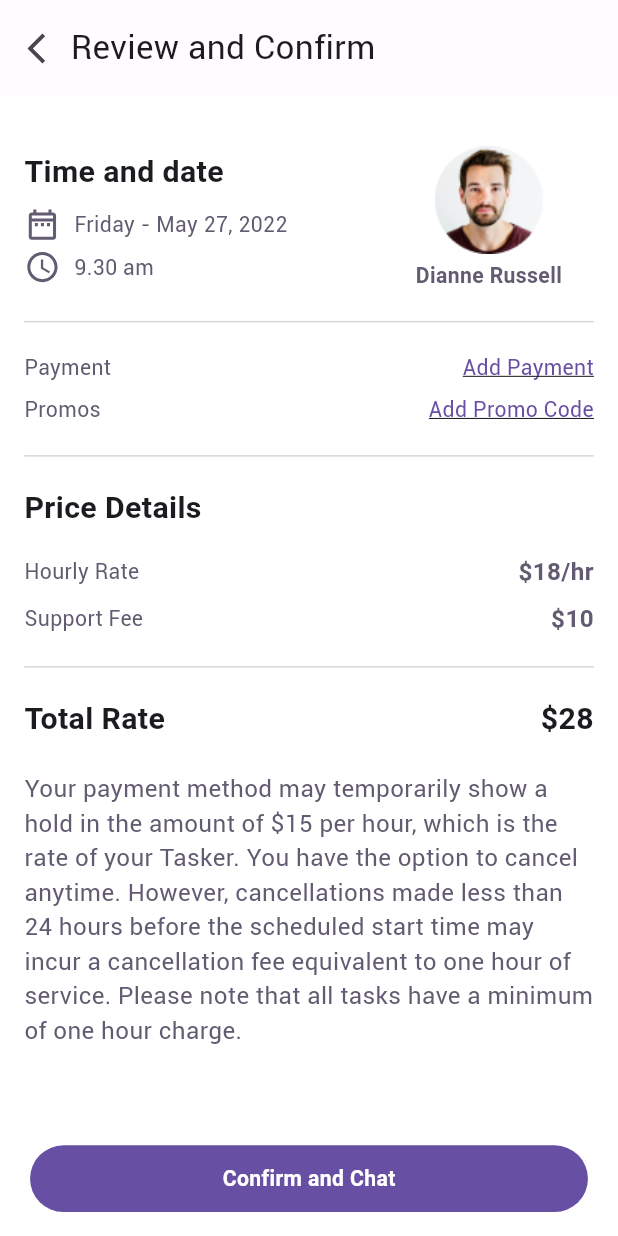
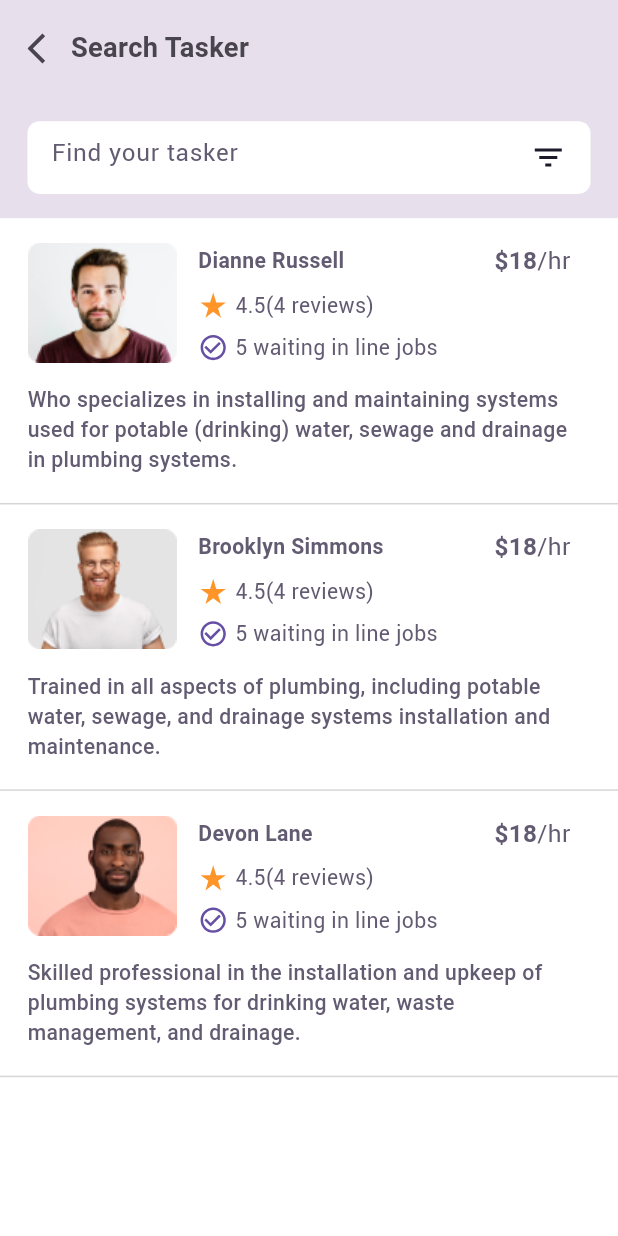
Before and after one commit to Amir-HShahi/workoo-flutter, a Flutter app: the screen it shows after launch, on a phone screen of 412 x 824 dp. Run offline on Flutter 3.47's test engine with Material 3 defaults, Android fonts, the phone set to English and light mode, and no system bars; our stand-ins replace flutter_svg, google_fonts.

Commit message:
add: search tasker

```diff
--- a/lib/main.dart
+++ b/lib/main.dart
@@ -1,9 +1,7 @@
 import 'package:flutter/material.dart';
 import 'package:workoo_flutter/utility.dart';
-import 'package:workoo_flutter/view/location.dart';
 import 'package:workoo_flutter/view/review_and_confirm.dart';
-import 'package:workoo_flutter/view/search_services.dart';
-import 'package:workoo_flutter/view/task_details.dart';
+import 'package:workoo_flutter/view/search_tasker.dart';
 
 void main() {
   runApp(const MyApp());
@@ -16,7 +14,7 @@ class MyApp extends StatelessWidget {
   Widget build(BuildContext context) {
     initializeScreenData(context);
     return const MaterialApp(
-      home: ReviewAndConfirm(),
+      home: SearchTasker(),
     );
   }
 }
--- /dev/null
+++ b/lib/view/search_tasker.dart
@@ -0,0 +1,204 @@
+import 'package:flutter/material.dart';
+import 'package:flutter_svg/svg.dart';
+import 'package:google_fonts/google_fonts.dart';
+
+import '../utility.dart';
+import 'components/customized_app_bar.dart';
+
+class SearchTasker extends StatefulWidget {
+  const SearchTasker({super.key});
+
+  @override
+  State<SearchTasker> createState() => _SearchTaskerState();
+}
+
+class _SearchTaskerState extends State<SearchTasker> {
+  TextEditingController controller = TextEditingController();
+  void showFiltersHandler() {}
+
+  @override
+  Widget build(BuildContext context) {
+    return Scaffold(
+      backgroundColor: Colors.white,
+      appBar: CustomizedAppBar(
+          isTitleCentered: false,
+          color: const Color(0xffe7e0ec),
+          title: Text("Search Tasker",
+              style: GoogleFonts.roboto(
+                  color: const Color(0xff49454F),
+                  fontWeight: FontWeight.w700,
+                  fontSize: scaledHeight(18)))),
+      body: SingleChildScrollView(
+        child: Column(
+          children: [
+            Container(
+              width: double.infinity,
+              height: scaledHeight(80),
+              color: const Color(0xffe7e0ec),
+              padding: EdgeInsets.symmetric(
+                  vertical: scaledHeight(16), horizontal: scaledWidth(16)),
+              child: Container(
+                height: scaledHeight(48),
+                width: scaledWidth(328),
+                padding: EdgeInsets.symmetric(
+                    vertical: scaledHeight(12), horizontal: scaledHeight(16)),
+                decoration: BoxDecoration(
+                    color: Colors.white,
+                    borderRadius:
+                        BorderRadius.all(Radius.circular(scaledHeight(8)))),
+                child: Row(
+                  crossAxisAlignment: CrossAxisAlignment.center,
+                  children: [
+                    SizedBox(
+                      width: scaledWidth(248),
+                      child: TextField(
+                        controller: controller,
+                        decoration: InputDecoration(
+                            border: InputBorder.none,
+                            hintText: "Find your tasker",
+                            hintStyle: TextStyle(
+                                fontFamily: "roboto",
+                                fontSize: scaledHeight(16),
+                                color: const Color(0xff625B71)),
+                            filled: false),
+                      ),
+                    ),
+                    const Spacer(),
+                    GestureDetector(
+                        onTap: showFiltersHandler,
+                        child: SvgPicture.asset("assets/list_filters_icon.svg"))
+                  ],
+                ),
+              ),
+            ),
+            const _TaskerTile(
+                name: "Dianne Russell",
+                biography:
+                    "Who specializes in installing and maintaining systems used for potable (drinking) water, sewage and drainage in plumbing systems. ",
+                profilePath: "assets/dianne_rectangle_profile.png"),
+            const _TaskerTile(
+                name: "Brooklyn Simmons",
+                biography:
+                "Trained in all aspects of plumbing, including potable water, sewage, and drainage systems installation and maintenance.",
+                profilePath: "assets/brooklyn_image.png"),
+            const _TaskerTile(
+                name: "Devon Lane",
+                biography:
+                "Skilled professional in the installation and upkeep of plumbing systems for drinking water, waste management, and drainage.",
+                profilePath: "assets/devon_image.png"),
+
+          ],
+        ),
+      ),
+    );
+  }
+}
+
+class _TaskerTile extends StatelessWidget {
+  final String name;
+  final String biography;
+  final String profilePath;
+  const _TaskerTile(
+      {required this.name, required this.biography, required this.profilePath});
+
+  @override
+  Widget build(BuildContext context) {
+    return Column(
+      children: [
+        Container(
+          height: scaledHeight(188),
+          width: scaledWidth(360),
+          padding: EdgeInsets.symmetric(
+              vertical: scaledHeight(16), horizontal: scaledWidth(16)),
+          child: Column(
+            children: [
+              Row(
+                crossAxisAlignment: CrossAxisAlignment.center,
+                children: [
+                  Image.asset(profilePath, height: scaledHeight(80)),
+                  SizedBox(width: scaledWidth(12)),
+                  Column(
+                    crossAxisAlignment: CrossAxisAlignment.start,
+                    children: [
+                      SizedBox(
+                        width: scaledWidth(217),
+                        child: Row(
+                          children: [
+                            Text(name,
+                                style: TextStyle(
+                                    color: const Color(0xff625b71),
+                                    fontSize: scaledHeight(14),
+                                    fontFamily: "roboto",
+                                    fontWeight: FontWeight.w600)),
+                            const Spacer(),
+                            Text("\$18",
+                                style: TextStyle(
+                                  color: const Color(0xff625B71),
+                                  fontSize: scaledHeight(16),
+                                  fontWeight: FontWeight.w600,
+                                  fontFamily: "roboto",
+                                )),
+                            Text("/hr",
+                                style: TextStyle(
+                                  color: const Color(0xff625B71),
+                                  fontSize: scaledHeight(16),
+                                  fontWeight: FontWeight.w400,
+                                  fontFamily: "roboto",
+                                )),
+                          ],
+                        ),
+                      ),
+                      SizedBox(height: scaledHeight(8)),
+                      Row(
+                        children: [
+                          SvgPicture.asset("assets/star_icon.svg",
+                              height: scaledHeight(20)),
+                          SizedBox(width: scaledWidth(4)),
+                          Text("4.5(4 reviews)",
+                              style: TextStyle(
+                                color: const Color(0xff625B71),
+                                fontWeight: FontWeight.w400,
+                                fontSize: scaledHeight(14),
+                                fontFamily: "roboto",
+                              ))
+                        ],
+                      ),
+                      SizedBox(height: scaledHeight(8)),
+                      Row(
+                        children: [
+                          SvgPicture.asset("assets/circular_check_icon.svg",
+                              height: scaledHeight(20)),
+                          SizedBox(width: scaledWidth(4)),
+                          Text("5 waiting in line jobs",
+                              style: TextStyle(
+                                color: const Color(0xff625B71),
+                                fontWeight: FontWeight.w400,
+                                fontSize: scaledHeight(14),
+                                fontFamily: "roboto",
+                              ))
+                        ],
+                      )
+                    ],
+                  ),
+                ],
+              ),
+              SizedBox(height: scaledHeight(14)),
+              Text(biography,
+                  style: TextStyle(
+                    color: const Color(0xff625B71),
+                    fontWeight: FontWeight.w500,
+                    fontSize: scaledHeight(14),
+                    fontFamily: "roboto",
+                  ))
+            ],
+          ),
+        ),
+        Container(
+          width: double.infinity,
+          color: Colors.black.withOpacity(0.16),
+          height: scaledHeight(1),
+        )
+      ],
+    );
+  }
+}
```
Also changed, not shown: assets/brooklyn_image.png (added), assets/circular_check_icon.svg (added), assets/devon_image.png (added), assets/dianne_rectangle_profile.png (added), assets/list_filters_icon.svg (added), assets/star_icon.svg (added).
